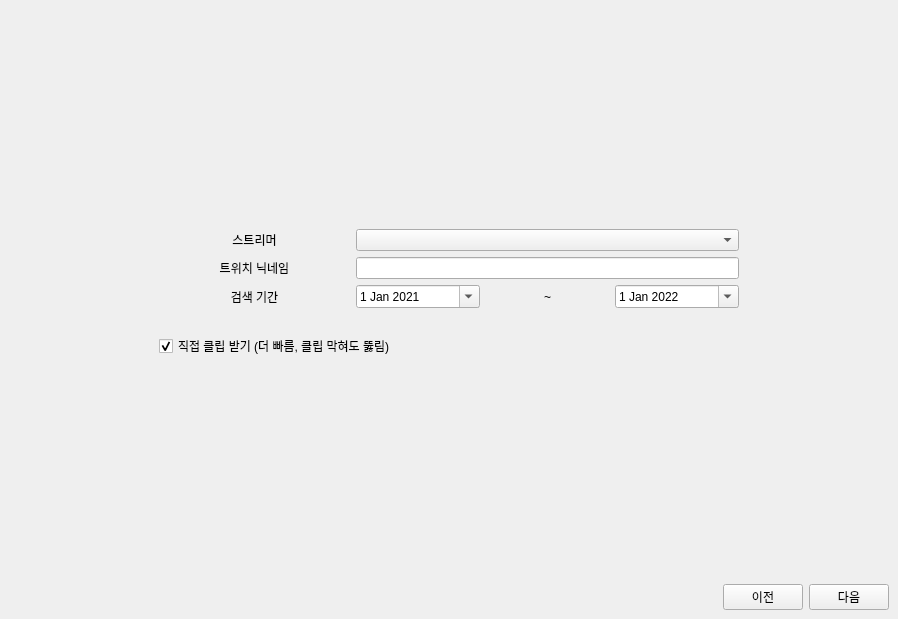
This is src/wakark.ui in FDFFDFDF/Wak as Qt 5 draws it before an edit. The edited form follows.
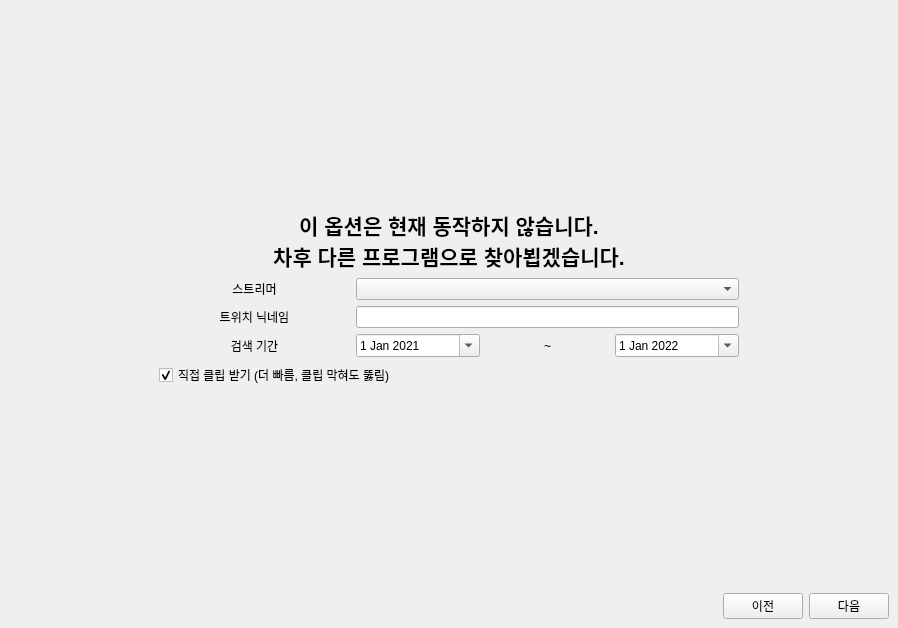
This is the edited form. The open tabs and pages were chosen to show the change. Icons and pictures are not drawn.

Diff of the .ui file:
```diff
--- a/src/wakark.ui
+++ b/src/wakark.ui
@@ -404,7 +404,7 @@
           <property name="bottomMargin">
            <number>200</number>
           </property>
-          <item row="0" column="0">
+          <item row="1" column="0">
            <layout class="QGridLayout" name="gridLayout_7" columnstretch="1,2">
             <item row="2" column="0">
              <widget class="QLabel" name="dateLabel_2">
@@ -511,8 +511,8 @@
             </item>
            </layout>
           </item>
-          <item row="1" column="0">
-           <widget class="QCheckBox" name="isBrowsercheckBox_3">
+          <item row="2" column="0">
+           <widget class="QCheckBox" name="isVPNcheckBox_3">
             <property name="text">
              <string>직접 클립 받기 (더 빠름, 클립 막혀도 뚫림)</string>
             </property>
@@ -521,6 +521,25 @@
             </property>
            </widget>
           </item>
+          <item row="0" column="0">
+           <widget class="QLabel" name="label">
+            <property name="font">
+             <font>
+              <pointsize>16</pointsize>
+              <weight>75</weight>
+              <bold>true</bold>
+              <underline>false</underline>
+             </font>
+            </property>
+            <property name="text">
+             <string>이 옵션은 현재 동작하지 않습니다.
+차후 다른 프로그램으로 찾아뵙겠습니다.</string>
+            </property>
+            <property name="alignment">
+             <set>Qt::AlignCenter</set>
+            </property>
+           </widget>
+          </item>
          </layout>
         </widget>
         <widget class="QWidget" name="page_6">
```
Left out of the diff: 10 changed lines with no effect on the pictures.
